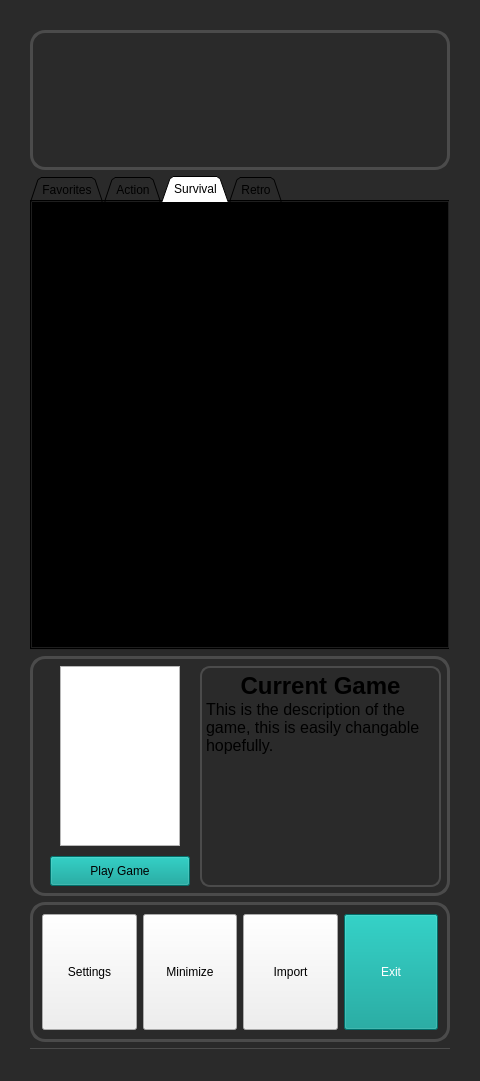
This is mainwindow.ui in JforJake/GameLauncher as Qt 5 draws it before an edit. The edited form follows.
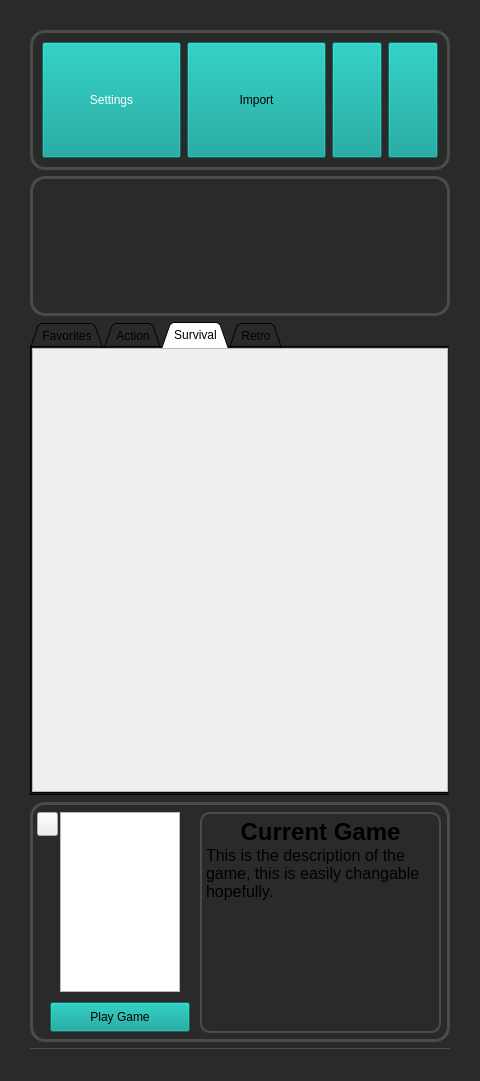
This is the edited form. The open tabs and pages were chosen to show the change. Icons and pictures are not drawn.

Patch:
```diff
--- a/mainwindow.ui
+++ b/mainwindow.ui
@@ -85,9 +85,9 @@
      <colorrole role="ButtonText">
       <brush brushstyle="SolidPattern">
        <color alpha="255">
-        <red>255</red>
-        <green>255</green>
-        <blue>255</blue>
+        <red>0</red>
+        <green>0</green>
+        <blue>0</blue>
        </color>
       </brush>
      </colorrole>
@@ -195,9 +195,9 @@
      <colorrole role="ButtonText">
       <brush brushstyle="SolidPattern">
        <color alpha="255">
-        <red>255</red>
-        <green>255</green>
-        <blue>255</blue>
+        <red>0</red>
+        <green>0</green>
+        <blue>0</blue>
        </color>
       </brush>
      </colorrole>
@@ -364,6 +364,649 @@
     <property name="bottomMargin">
      <number>30</number>
     </property>
+    <item>
+     <widget class="QFrame" name="Buttons">
+      <property name="minimumSize">
+       <size>
+        <width>420</width>
+        <height>140</height>
+       </size>
+      </property>
+      <property name="maximumSize">
+       <size>
+        <width>420</width>
+        <height>140</height>
+       </size>
+      </property>
+      <property name="styleSheet">
+       <string notr="true">#Buttons {
+    background-color: transparent;
+    border: 3px solid #4B4B4B;
+    border-radius: 15px;
+}
+
+* {
+	background-color: #009c94
+}
+</string>
+      </property>
+      <property name="frameShape">
+       <enum>QFrame::Shape::StyledPanel</enum>
+      </property>
+      <property name="frameShadow">
+       <enum>QFrame::Shadow::Raised</enum>
+      </property>
+      <layout class="QHBoxLayout" name="horizontalLayout_2">
+       <item>
+        <widget class="QPushButton" name="SettingsButton">
+         <property name="sizePolicy">
+          <sizepolicy hsizetype="Minimum" vsizetype="Maximum">
+           <horstretch>0</horstretch>
+           <verstretch>0</verstretch>
+          </sizepolicy>
+         </property>
+         <property name="maximumSize">
+          <size>
+           <width>16777215</width>
+           <height>500</height>
+          </size>
+         </property>
+         <property name="palette">
+          <palette>
+           <active>
+            <colorrole role="Button">
+             <brush brushstyle="SolidPattern">
+              <color alpha="255">
+               <red>0</red>
+               <green>156</green>
+               <blue>148</blue>
+              </color>
+             </brush>
+            </colorrole>
+            <colorrole role="Text">
+             <brush brushstyle="SolidPattern">
+              <color alpha="255">
+               <red>255</red>
+               <green>255</green>
+               <blue>255</blue>
+              </color>
+             </brush>
+            </colorrole>
+            <colorrole role="ButtonText">
+             <brush brushstyle="SolidPattern">
+              <color alpha="255">
+               <red>255</red>
+               <green>255</green>
+               <blue>255</blue>
+              </color>
+             </brush>
+            </colorrole>
+            <colorrole role="Base">
+             <brush brushstyle="SolidPattern">
+              <color alpha="255">
+               <red>0</red>
+               <green>156</green>
+               <blue>148</blue>
+              </color>
+             </brush>
+            </colorrole>
+            <colorrole role="Window">
+             <brush brushstyle="SolidPattern">
+              <color alpha="255">
+               <red>0</red>
+               <green>156</green>
+               <blue>148</blue>
+              </color>
+             </brush>
+            </colorrole>
+            <colorrole role="Highlight">
+             <brush brushstyle="SolidPattern">
+              <color alpha="255">
+               <red>51</red>
+               <green>51</green>
+               <blue>51</blue>
+              </color>
+             </brush>
+            </colorrole>
+           </active>
+           <inactive>
+            <colorrole role="Button">
+             <brush brushstyle="SolidPattern">
+              <color alpha="255">
+               <red>0</red>
+               <green>156</green>
+               <blue>148</blue>
+              </color>
+             </brush>
+            </colorrole>
+            <colorrole role="Text">
+             <brush brushstyle="SolidPattern">
+              <color alpha="255">
+               <red>255</red>
+               <green>255</green>
+               <blue>255</blue>
+              </color>
+             </brush>
+            </colorrole>
+            <colorrole role="ButtonText">
+             <brush brushstyle="SolidPattern">
+              <color alpha="255">
+               <red>255</red>
+               <green>255</green>
+               <blue>255</blue>
+              </color>
+             </brush>
+            </colorrole>
+            <colorrole role="Base">
+             <brush brushstyle="SolidPattern">
+              <color alpha="255">
+               <red>0</red>
+               <green>156</green>
+               <blue>148</blue>
+              </color>
+             </brush>
+            </colorrole>
+            <colorrole role="Window">
+             <brush brushstyle="SolidPattern">
+              <color alpha="255">
+               <red>0</red>
+               <green>156</green>
+               <blue>148</blue>
+              </color>
+             </brush>
+            </colorrole>
+            <colorrole role="Highlight">
+             <brush brushstyle="SolidPattern">
+              <color alpha="255">
+               <red>51</red>
+               <green>51</green>
+               <blue>51</blue>
+              </color>
+             </brush>
+            </colorrole>
+           </inactive>
+           <disabled>
+            <colorrole role="Button">
+             <brush brushstyle="SolidPattern">
+              <color alpha="255">
+               <red>0</red>
+               <green>156</green>
+               <blue>148</blue>
+              </color>
+             </brush>
+            </colorrole>
+            <colorrole role="Base">
+             <brush brushstyle="SolidPattern">
+              <color alpha="255">
+               <red>0</red>
+               <green>156</green>
+               <blue>148</blue>
+              </color>
+             </brush>
+            </colorrole>
+            <colorrole role="Window">
+             <brush brushstyle="SolidPattern">
+              <color alpha="255">
+               <red>0</red>
+               <green>156</green>
+               <blue>148</blue>
+              </color>
+             </brush>
+            </colorrole>
+            <colorrole role="Highlight">
+             <brush brushstyle="SolidPattern">
+              <color alpha="255">
+               <red>51</red>
+               <green>51</green>
+               <blue>51</blue>
+              </color>
+             </brush>
+            </colorrole>
+           </disabled>
+          </palette>
+         </property>
+         <property name="text">
+          <string>Settings</string>
+         </property>
+         <property name="icon">
+          <iconset>
+           <normaloff>res/settings-icon.png</normaloff>res/settings-icon.png</iconset>
+         </property>
+         <property name="iconSize">
+          <size>
+           <width>64</width>
+           <height>64</height>
+          </size>
+         </property>
+        </widget>
+       </item>
+       <item>
+        <widget class="QPushButton" name="ImportButton">
+         <property name="maximumSize">
+          <size>
+           <width>16777215</width>
+           <height>500</height>
+          </size>
+         </property>
+         <property name="palette">
+          <palette>
+           <active>
+            <colorrole role="Button">
+             <brush brushstyle="SolidPattern">
+              <color alpha="255">
+               <red>0</red>
+               <green>156</green>
+               <blue>148</blue>
+              </color>
+             </brush>
+            </colorrole>
+            <colorrole role="Base">
+             <brush brushstyle="SolidPattern">
+              <color alpha="255">
+               <red>0</red>
+               <green>156</green>
+               <blue>148</blue>
+              </color>
+             </brush>
+            </colorrole>
+            <colorrole role="Window">
+             <brush brushstyle="SolidPattern">
+              <color alpha="255">
+               <red>0</red>
+               <green>156</green>
+               <blue>148</blue>
+              </color>
+             </brush>
+            </colorrole>
+            <colorrole role="Highlight">
+             <brush brushstyle="SolidPattern">
+              <color alpha="255">
+               <red>31</red>
+               <green>155</green>
+               <blue>93</blue>
+              </color>
+             </brush>
+            </colorrole>
+           </active>
+           <inactive>
+            <colorrole role="Button">
+             <brush brushstyle="SolidPattern">
+              <color alpha="255">
+               <red>0</red>
+               <green>156</green>
+               <blue>148</blue>
+              </color>
+             </brush>
+            </colorrole>
+            <colorrole role="Base">
+             <brush brushstyle="SolidPattern">
+              <color alpha="255">
+               <red>0</red>
+               <green>156</green>
+               <blue>148</blue>
+              </color>
+             </brush>
+            </colorrole>
+            <colorrole role="Window">
+             <brush brushstyle="SolidPattern">
+              <color alpha="255">
+               <red>0</red>
+               <green>156</green>
+               <blue>148</blue>
+              </color>
+             </brush>
+            </colorrole>
+            <colorrole role="Highlight">
+             <brush brushstyle="SolidPattern">
+              <color alpha="255">
+               <red>31</red>
+               <green>155</green>
+               <blue>93</blue>
+              </color>
+             </brush>
+            </colorrole>
+           </inactive>
+           <disabled>
+            <colorrole role="Button">
+             <brush brushstyle="SolidPattern">
+              <color alpha="255">
+               <red>0</red>
+               <green>156</green>
+               <blue>148</blue>
+              </color>
+             </brush>
+            </colorrole>
+            <colorrole role="Base">
+             <brush brushstyle="SolidPattern">
+              <color alpha="255">
+               <red>0</red>
+               <green>156</green>
+               <blue>148</blue>
+              </color>
+             </brush>
+            </colorrole>
+            <colorrole role="Window">
+             <brush brushstyle="SolidPattern">
+              <color alpha="255">
+               <red>0</red>
+               <green>156</green>
+               <blue>148</blue>
+              </color>
+             </brush>
+            </colorrole>
+            <colorrole role="Highlight">
+             <brush brushstyle="SolidPattern">
+              <color alpha="255">
+               <red>31</red>
+               <green>155</green>
+               <blue>93</blue>
+              </color>
+             </brush>
+            </colorrole>
+           </disabled>
+          </palette>
+         </property>
+         <property name="styleSheet">
+          <string notr="true"/>
+         </property>
+         <property name="text">
+          <string>Import</string>
+         </property>
+        </widget>
+       </item>
+       <item>
+        <widget class="QPushButton" name="MinimizeButton">
+         <property name="maximumSize">
+          <size>
+           <width>50</width>
+           <height>500</height>
+          </size>
+         </property>
+         <property name="palette">
+          <palette>
+           <active>
+            <colorrole role="WindowText">
+             <brush brushstyle="SolidPattern">
+              <color alpha="255">
+               <red>0</red>
+               <green>0</green>
+               <blue>0</blue>
+              </color>
+             </brush>
+            </colorrole>
+            <colorrole role="Button">
+             <brush brushstyle="SolidPattern">
+              <color alpha="255">
+               <red>0</red>
+               <green>156</green>
+               <blue>148</blue>
+              </color>
+             </brush>
+            </colorrole>
+            <colorrole role="Text">
+             <brush brushstyle="SolidPattern">
+              <color alpha="255">
+               <red>0</red>
+               <green>0</green>
+               <blue>0</blue>
+              </color>
+             </brush>
+            </colorrole>
+            <colorrole role="ButtonText">
+             <brush brushstyle="SolidPattern">
+              <color alpha="255">
+               <red>0</red>
+               <green>0</green>
+               <blue>0</blue>
+              </color>
+             </brush>
+            </colorrole>
+            <colorrole role="Base">
+             <brush brushstyle="SolidPattern">
+              <color alpha="255">
+               <red>0</red>
+               <green>156</green>
+               <blue>148</blue>
+              </color>
+             </brush>
+            </colorrole>
+            <colorrole role="Window">
+             <brush brushstyle="SolidPattern">
+              <color alpha="255">
+               <red>0</red>
+               <green>156</green>
+               <blue>148</blue>
+              </color>
+             </brush>
+            </colorrole>
+            <colorrole role="Highlight">
+             <brush brushstyle="SolidPattern">
+              <color alpha="255">
+               <red>31</red>
+               <green>155</green>
+               <blue>93</blue>
+              </color>
+             </brush>
+            </colorrole>
+            <colorrole role="PlaceholderText">
+             <brush brushstyle="SolidPattern">
+              <color alpha="128">
+               <red>0</red>
+               <green>0</green>
+               <blue>0</blue>
+              </color>
+             </brush>
+            </colorrole>
+           </active>
+           <inactive>
+            <colorrole role="WindowText">
+             <brush brushstyle="SolidPattern">
+              <color alpha="255">
+               <red>0</red>
+               <green>0</green>
+               <blue>0</blue>
+              </color>
+             </brush>
+            </colorrole>
+            <colorrole role="Button">
+             <brush brushstyle="SolidPattern">
+              <color alpha="255">
+               <red>0</red>
+               <green>156</green>
+               <blue>148</blue>
+              </color>
+             </brush>
+            </colorrole>
+            <colorrole role="Text">
+             <brush brushstyle="SolidPattern">
+              <color alpha="255">
+               <red>0</red>
+               <green>0</green>
+               <blue>0</blue>
+              </color>
+             </brush>
+            </colorrole>
+            <colorrole role="ButtonText">
+             <brush brushstyle="SolidPattern">
+              <color alpha="255">
+               <red>0</red>
+               <green>0</green>
+               <blue>0</blue>
+              </color>
+             </brush>
+            </colorrole>
+            <colorrole role="Base">
+             <brush brushstyle="SolidPattern">
+              <color alpha="255">
+               <red>0</red>
+               <green>156</green>
+               <blue>148</blue>
+              </color>
+             </brush>
+            </colorrole>
+            <colorrole role="Window">
+             <brush brushstyle="SolidPattern">
+              <color alpha="255">
+               <red>0</red>
+               <green>156</green>
+               <blue>148</blue>
+              </color>
+             </brush>
+            </colorrole>
+            <colorrole role="Highlight">
+             <brush brushstyle="SolidPattern">
+              <color alpha="255">
+               <red>31</red>
+               <green>155</green>
+               <blue>93</blue>
+              </color>
+             </brush>
+            </colorrole>
+            <colorrole role="PlaceholderText">
+             <brush brushstyle="SolidPattern">
+              <color alpha="128">
+               <red>0</red>
+               <green>0</green>
+               <blue>0</blue>
+              </color>
+             </brush>
+            </colorrole>
+           </inactive>
+           <disabled>
+            <colorrole role="WindowText">
+             <brush brushstyle="SolidPattern">
+              <color alpha="255">
+               <red>0</red>
+               <green>0</green>
+               <blue>0</blue>
+              </color>
+             </brush>
+            </colorrole>
+            <colorrole role="Button">
+             <brush brushstyle="SolidPattern">
+              <color alpha="255">
+               <red>0</red>
+               <green>156</green>
+               <blue>148</blue>
+              </color>
+             </brush>
+            </colorrole>
+            <colorrole role="Text">
+             <brush brushstyle="SolidPattern">
+              <color alpha="255">
+               <red>0</red>
+               <green>0</green>
+               <blue>0</blue>
+              </color>
+             </brush>
+            </colorrole>
+            <colorrole role="ButtonText">
+             <brush brushstyle="SolidPattern">
+              <color alpha="255">
+               <red>0</red>
+               <green>0</green>
+               <blue>0</blue>
+              </color>
+             </brush>
+            </colorrole>
+            <colorrole role="Base">
+             <brush brushstyle="SolidPattern">
+              <color alpha="255">
+               <red>0</red>
+               <green>156</green>
+               <blue>148</blue>
+              </color>
+             </brush>
+            </colorrole>
+            <colorrole role="Window">
+             <brush brushstyle="SolidPattern">
+              <color alpha="255">
+               <red>0</red>
+               <green>156</green>
+               <blue>148</blue>
+              </color>
+             </brush>
+            </colorrole>
+            <colorrole role="Highlight">
+             <brush brushstyle="SolidPattern">
+              <color alpha="255">
+               <red>31</red>
+               <green>155</green>
+               <blue>93</blue>
+              </color>
+             </brush>
+            </colorrole>
+            <colorrole role="PlaceholderText">
+             <brush brushstyle="SolidPattern">
+              <color alpha="128">
+               <red>0</red>
+               <green>0</green>
+               <blue>0</blue>
+              </color>
+             </brush>
+            </colorrole>
+           </disabled>
+          </palette>
+         </property>
+         <property name="toolTip">
+          <string>Minimize Application</string>
+         </property>
+         <property name="autoFillBackground">
+          <bool>false</bool>
+         </property>
+         <property name="styleSheet">
+          <string notr="true">color: black</string>
+         </property>
+         <property name="text">
+          <string/>
+         </property>
+         <property name="icon">
+          <iconset>
+           <normaloff>res/MinimizeIcon.png</normaloff>res/MinimizeIcon.png</iconset>
+         </property>
+         <property name="iconSize">
+          <size>
+           <width>32</width>
+           <height>32</height>
+          </size>
+         </property>
+         <property name="autoRepeat">
+          <bool>false</bool>
+         </property>
+        </widget>
+       </item>
+       <item>
+        <widget class="QPushButton" name="ExitButton">
+         <property name="maximumSize">
+          <size>
+           <width>50</width>
+           <height>500</height>
+          </size>
+         </property>
+         <property name="toolTip">
+          <string>Close Application</string>
+         </property>
+         <property name="autoFillBackground">
+          <bool>false</bool>
+         </property>
+         <property name="text">
+          <string/>
+         </property>
+         <property name="icon">
+          <iconset>
+           <normaloff>res/RedXIcon.png</normaloff>res/RedXIcon.png</iconset>
+         </property>
+         <property name="iconSize">
+          <size>
+           <width>32</width>
+           <height>32</height>
+          </size>
+         </property>
+        </widget>
+       </item>
+      </layout>
+     </widget>
+    </item>
     <item>
      <widget class="QFrame" name="News">
       <property name="minimumSize">
@@ -593,7 +1236,7 @@
       </widget>
       <widget class="QWidget" name="tab_4">
        <property name="styleSheet">
-        <string notr="true">#scrollArea {
+        <string notr="true">#scrollArea_3 {
     background-color: transparent;
     border: 3px solid #4B4B4B;
     border-radius: 15px;
@@ -603,6 +1246,29 @@
        <attribute name="title">
         <string>Survival</string>
        </attribute>
+       <widget class="QScrollArea" name="SurvScrollArea">
+        <property name="geometry">
+         <rect>
+          <x>0</x>
+          <y>0</y>
+          <width>416</width>
+          <height>444</height>
+         </rect>
+        </property>
+        <property name="widgetResizable">
+         <bool>true</bool>
+        </property>
+        <widget class="QWidget" name="scrollAreaWidgetContents_3">
+         <property name="geometry">
+          <rect>
+           <x>0</x>
+           <y>0</y>
+           <width>410</width>
+           <height>438</height>
+          </rect>
+         </property>
+        </widget>
+       </widget>
       </widget>
       <widget class="QWidget" name="tab_2">
        <property name="styleSheet">
@@ -769,6 +1435,33 @@
             </color>
            </brush>
           </colorrole>
+          <colorrole role="Text">
+           <brush brushstyle="SolidPattern">
+            <color alpha="255">
+             <red>0</red>
+             <green>0</green>
+             <blue>0</blue>
+            </color>
+           </brush>
+          </colorrole>
+          <colorrole role="BrightText">
+           <brush brushstyle="SolidPattern">
+            <color alpha="255">
+             <red>0</red>
+             <green>0</green>
+             <blue>0</blue>
+            </color>
+           </brush>
+          </colorrole>
+          <colorrole role="ButtonText">
+           <brush brushstyle="SolidPattern">
+            <color alpha="255">
+             <red>0</red>
+             <green>0</green>
+             <blue>0</blue>
+            </color>
+           </brush>
+          </colorrole>
           <colorrole role="Base">
            <brush brushstyle="SolidPattern">
             <color alpha="255">
@@ -807,6 +1500,33 @@
             </color>
            </brush>
           </colorrole>
+          <colorrole role="Text">
+           <brush brushstyle="SolidPattern">
+            <color alpha="255">
+             <red>0</red>
+             <green>0</green>
+             <blue>0</blue>
+            </color>
+           </brush>
+          </colorrole>
+          <colorrole role="BrightText">
+           <brush brushstyle="SolidPattern">
+            <color alpha="255">
+             <red>0</red>
+             <green>0</green>
+             <blue>0</blue>
+            </color>
+           </brush>
+          </colorrole>
+          <colorrole role="ButtonText">
+           <brush brushstyle="SolidPattern">
+            <color alpha="255">
+             <red>0</red>
+             <green>0</green>
+             <blue>0</blue>
+            </color>
+           </brush>
+          </colorrole>
           <colorrole role="Base">
            <brush brushstyle="SolidPattern">
             <color alpha="255">
@@ -845,6 +1565,15 @@
             </color>
            </brush>
           </colorrole>
+          <colorrole role="BrightText">
+           <brush brushstyle="SolidPattern">
+            <color alpha="255">
+             <red>0</red>
+             <green>0</green>
+             <blue>0</blue>
+            </color>
+           </brush>
+          </colorrole>
           <colorrole role="Base">
            <brush brushstyle="SolidPattern">
             <color alpha="255">
@@ -908,262 +1637,25 @@
 &lt;p style=&quot; margin-top:0px; margin-bottom:0px; margin-left:0px; margin-right:0px; -qt-block-indent:0; text-indent:0px;&quot;&gt;&lt;span style=&quot; font-size:12pt;&quot;&gt;This is the description of the game, this is easily changable hopefully.&lt;/span&gt;&lt;/p&gt;&lt;/body&gt;&lt;/html&gt;</string>
        </property>
       </widget>
-     </widget>
-    </item>
-    <item>
-     <widget class="QFrame" name="Downloads">
-      <property name="minimumSize">
-       <size>
-        <width>420</width>
-        <height>140</height>
-       </size>
-      </property>
-      <property name="maximumSize">
-       <size>
-        <width>420</width>
-        <height>140</height>
-       </size>
-      </property>
-      <property name="styleSheet">
-       <string notr="true">#Downloads {
-    background-color: transparent;
-    border: 3px solid #4B4B4B;
-    border-radius: 15px;
-}
-</string>
-      </property>
-      <property name="frameShape">
-       <enum>QFrame::Shape::StyledPanel</enum>
-      </property>
-      <property name="frameShadow">
-       <enum>QFrame::Shadow::Raised</enum>
-      </property>
-      <layout class="QHBoxLayout" name="horizontalLayout_2">
-       <item>
-        <widget class="QPushButton" name="SettingsButton">
-         <property name="maximumSize">
-          <size>
-           <width>16777215</width>
-           <height>500</height>
-          </size>
-         </property>
-         <property name="styleSheet">
-          <string notr="true"/>
-         </property>
-         <property name="text">
-          <string>Settings</string>
-         </property>
-        </widget>
-       </item>
-       <item>
-        <widget class="QPushButton" name="MinimizeButton">
-         <property name="maximumSize">
-          <size>
-           <width>16777215</width>
-           <height>500</height>
-          </size>
-         </property>
-         <property name="styleSheet">
-          <string notr="true"/>
-         </property>
-         <property name="text">
-          <string>Minimize</string>
-         </property>
-        </widget>
-       </item>
-       <item>
-        <widget class="QPushButton" name="ImportButton">
-         <property name="maximumSize">
-          <size>
-           <width>16777215</width>
-           <height>500</height>
-          </size>
-         </property>
-         <property name="styleSheet">
-          <string notr="true"/>
-         </property>
-         <property name="text">
-          <string>Import</string>
-         </property>
-        </widget>
-       </item>
-       <item>
-        <widget class="QPushButton" name="ExitButton">
-         <property name="sizePolicy">
-          <sizepolicy hsizetype="Minimum" vsizetype="Maximum">
-           <horstretch>0</horstretch>
-           <verstretch>0</verstretch>
-          </sizepolicy>
-         </property>
-         <property name="maximumSize">
-          <size>
-           <width>16777215</width>
-           <height>500</height>
-          </size>
-         </property>
-         <property name="palette">
-          <palette>
-           <active>
-            <colorrole role="Button">
-             <brush brushstyle="SolidPattern">
-              <color alpha="255">
-               <red>0</red>
-               <green>156</green>
-               <blue>148</blue>
-              </color>
-             </brush>
-            </colorrole>
-            <colorrole role="Text">
-             <brush brushstyle="SolidPattern">
-              <color alpha="255">
-               <red>255</red>
-               <green>255</green>
-               <blue>255</blue>
-              </color>
-             </brush>
-            </colorrole>
-            <colorrole role="ButtonText">
-             <brush brushstyle="SolidPattern">
-              <color alpha="255">
-               <red>255</red>
-               <green>255</green>
-               <blue>255</blue>
-              </color>
-             </brush>
-            </colorrole>
-            <colorrole role="Base">
-             <brush brushstyle="SolidPattern">
-              <color alpha="255">
-               <red>0</red>
-               <green>156</green>
-               <blue>148</blue>
-              </color>
-             </brush>
-            </colorrole>
-            <colorrole role="Window">
-             <brush brushstyle="SolidPattern">
-              <color alpha="255">
-               <red>0</red>
-               <green>156</green>
-               <blue>148</blue>
-              </color>
-             </brush>
-            </colorrole>
-            <colorrole role="Highlight">
-             <brush brushstyle="SolidPattern">
-              <color alpha="255">
-               <red>51</red>
-               <green>51</green>
-               <blue>51</blue>
-              </color>
-             </brush>
-            </colorrole>
-           </active>
-           <inactive>
-            <colorrole role="Button">
-             <brush brushstyle="SolidPattern">
-              <color alpha="255">
-               <red>0</red>
-               <green>156</green>
-               <blue>148</blue>
-              </color>
-             </brush>
-            </colorrole>
-            <colorrole role="Text">
-             <brush brushstyle="SolidPattern">
-              <color alpha="255">
-               <red>255</red>
-               <green>255</green>
-               <blue>255</blue>
-              </color>
-             </brush>
-            </colorrole>
-            <colorrole role="ButtonText">
-             <brush brushstyle="SolidPattern">
-              <color alpha="255">
-               <red>255</red>
-               <green>255</green>
-               <blue>255</blue>
-              </color>
-             </brush>
-            </colorrole>
-            <colorrole role="Base">
-             <brush brushstyle="SolidPattern">
-              <color alpha="255">
-               <red>0</red>
-               <green>156</green>
-               <blue>148</blue>
-              </color>
-             </brush>
-            </colorrole>
-            <colorrole role="Window">
-             <brush brushstyle="SolidPattern">
-              <color alpha="255">
-               <red>0</red>
-               <green>156</green>
-               <blue>148</blue>
-              </color>
-             </brush>
-            </colorrole>
-            <colorrole role="Highlight">
-             <brush brushstyle="SolidPattern">
-              <color alpha="255">
-               <red>51</red>
-               <green>51</green>
-               <blue>51</blue>
-              </color>
-             </brush>
-            </colorrole>
-           </inactive>
-           <disabled>
-            <colorrole role="Button">
-             <brush brushstyle="SolidPattern">
-              <color alpha="255">
-               <red>0</red>
-               <green>156</green>
-               <blue>148</blue>
-              </color>
-             </brush>
-            </colorrole>
-            <colorrole role="Base">
-             <brush brushstyle="SolidPattern">
-              <color alpha="255">
-               <red>0</red>
-               <green>156</green>
-               <blue>148</blue>
-              </color>
-             </brush>
-            </colorrole>
-            <colorrole role="Window">
-             <brush brushstyle="SolidPattern">
-              <color alpha="255">
-               <red>0</red>
-               <green>156</green>
-               <blue>148</blue>
-              </color>
-             </brush>
-            </colorrole>
-            <colorrole role="Highlight">
-             <brush brushstyle="SolidPattern">
-              <color alpha="255">
-               <red>51</red>
-               <green>51</green>
-               <blue>51</blue>
-              </color>
-             </brush>
-            </colorrole>
-           </disabled>
-          </palette>
-         </property>
-         <property name="styleSheet">
-          <string notr="true"/>
-         </property>
-         <property name="text">
-          <string>Exit</string>
-         </property>
-        </widget>
-       </item>
-      </layout>
+      <widget class="QPushButton" name="RemoveGameButton">
+       <property name="geometry">
+        <rect>
+         <x>7</x>
+         <y>10</y>
+         <width>21</width>
+         <height>24</height>
+        </rect>
+       </property>
+       <property name="toolTip">
+        <string>Remove current game from application (will return on import)</string>
+       </property>
+       <property name="text">
+        <string/>
+       </property>
+       <property name="icon">
+        <iconset theme="QIcon::ThemeIcon::EditClear"/>
+       </property>
+      </widget>
      </widget>
     </item>
     <item>
```
Left out of the diff: 62 changed lines with no effect on the pictures.
